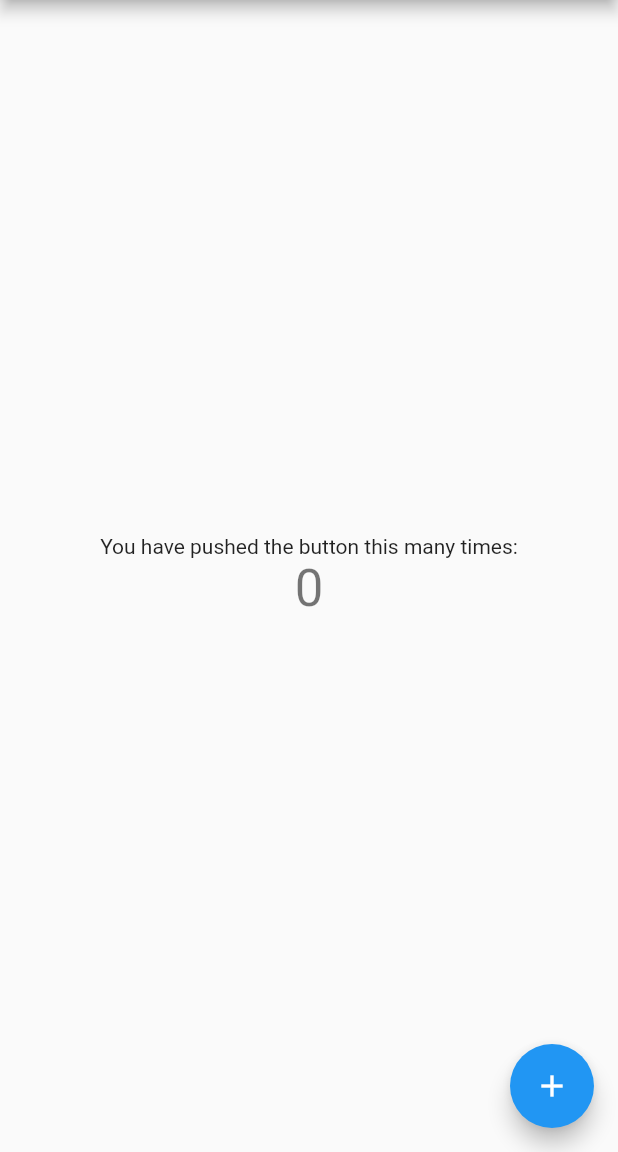
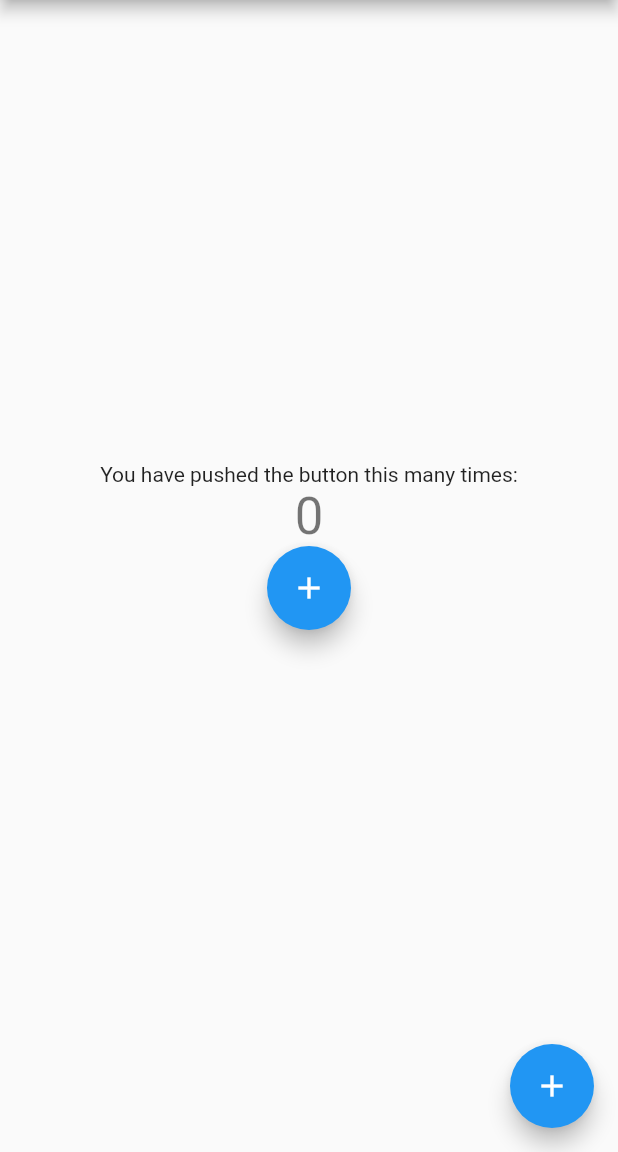
Before and after one commit to saiharish047/Flutter-project, a Flutter app: the screen it shows after launch, after a tap on the "add" icon, on a phone screen of 412 x 824 dp, the part 84-1236 px from its top. Run offline on Flutter 3.47's test engine with Material 2 defaults, Android fonts, the phone set to English and light mode, and no system bars; missing offline and left inert: wifi_iot.

Commit message:
added plugins.

```diff
--- a/flutter_frontend/lib/main.dart
+++ b/flutter_frontend/lib/main.dart
@@ -2,6 +2,7 @@ import 'dart:convert';
 
 import 'package:flutter/material.dart';
 import 'package:http/http.dart' as http;
+import 'package:wifi_iot/wifi_iot.dart';
 
 void main() {
   runApp(const MyApp());
@@ -40,6 +41,7 @@ class _MyHomePageState extends State<MyHomePage> {
 
   @override
   Widget build(BuildContext context) {
+    String _ipAddress = '';
     return Scaffold(
       appBar: AppBar(
         title: Text(widget.title),
@@ -55,6 +57,22 @@ class _MyHomePageState extends State<MyHomePage> {
               '$_counter',
               style: Theme.of(context).textTheme.headline4,
             ),
+             FloatingActionButton(
+        onPressed: ()async{
+          _ipAddress = await getIPAddress() ?? '';
+          print(_ipAddress);
+          setState(() {
+
+          });
+        },
+        tooltip: 'Increment',
+        child: const Icon(Icons.add),
+      ),
+
+            Text(
+              _ipAddress,
+              style: Theme.of(context).textTheme.headline4,
+            ),
           ],
         ),
       ),
@@ -64,6 +82,10 @@ class _MyHomePageState extends State<MyHomePage> {
         child: const Icon(Icons.add),
       ),
     );
+  }
+
+  Future<String?> getIPAddress()async{
+    return await WiFiForIoTPlugin.getIP();
   }
 
   //a post request sent to the node server
--- a/flutter_frontend/pubspec.yaml
+++ b/flutter_frontend/pubspec.yaml
@@ -30,7 +30,7 @@ dependencies:
   flutter:
     sdk: flutter
   http: ^0.13.4
-
+  wifi_iot: ^0.3.15+1
   # The following adds the Cupertino Icons font to your application.
   # Use with the CupertinoIcons class for iOS style icons.
   cupertino_icons: ^1.0.2
```
Also changed, not shown: flutter_frontend/pubspec.lock.
